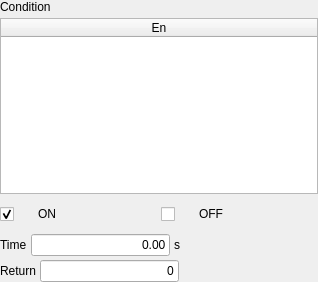
The window that hcinstruction/icperipherypage.ui (GaussCheng/2-5AxisPunch) describes before a commit, drawn with Qt 5.
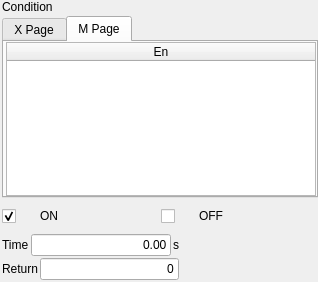
The same window after the commit. The open tabs and pages were chosen to show the change. Icons and pictures are not drawn. Custom widgets are drawn as their Qt base class.

Diff of the .ui file:
```diff
--- a/hcinstruction/icperipherypage.ui
+++ b/hcinstruction/icperipherypage.ui
@@ -30,13 +30,22 @@
 
 </string>
   </property>
-  <layout class="QVBoxLayout" name="verticalLayout">
+  <layout class="QVBoxLayout" name="verticalLayout_3">
    <property name="spacing">
-    <number>4</number>
+    <number>2</number>
    </property>
-   <property name="margin">
+   <property name="leftMargin">
+    <number>2</number>
+   </property>
+   <property name="topMargin">
     <number>0</number>
    </property>
+   <property name="rightMargin">
+    <number>0</number>
+   </property>
+   <property name="bottomMargin">
+    <number>2</number>
+   </property>
    <item>
     <widget class="QLabel" name="label">
      <property name="text">
@@ -45,6 +54,28 @@
     </widget>
    </item>
    <item>
+    <widget class="QTabWidget" name="tabWidget">
+     <property name="currentIndex">
+      <number>0</number>
+     </property>
+     <widget class="QWidget" name="tab">
+      <attribute name="title">
+       <string>X Page</string>
+      </attribute>
+      <layout class="QVBoxLayout" name="verticalLayout">
+       <property name="leftMargin">
+        <number>2</number>
+       </property>
+       <property name="topMargin">
+        <number>0</number>
+       </property>
+       <property name="rightMargin">
+        <number>2</number>
+       </property>
+       <property name="bottomMargin">
+        <number>0</number>
+       </property>
+       <item>
     <widget class="QTableWidget" name="tableWidget">
      <property name="styleSheet">
       <string notr="true">::item{
@@ -123,6 +154,110 @@
        <set>AlignHCenter|AlignVCenter|AlignCenter</set>
       </property>
      </column>
+        </widget>
+       </item>
+      </layout>
+     </widget>
+     <widget class="QWidget" name="tab_2">
+      <attribute name="title">
+       <string>M Page</string>
+      </attribute>
+      <layout class="QVBoxLayout" name="verticalLayout_2">
+       <property name="leftMargin">
+        <number>2</number>
+       </property>
+       <property name="topMargin">
+        <number>0</number>
+       </property>
+       <property name="rightMargin">
+        <number>0</number>
+       </property>
+       <property name="bottomMargin">
+        <number>0</number>
+       </property>
+       <item>
+        <widget class="QTableWidget" name="mList">
+         <property name="styleSheet">
+          <string notr="true">::item{
+height: 33px;
+}
+
+::item::QCheckBox{
+	spacing: 24px;
+}
+
+::indicator {
+     width: 32px;
+     height: 32px;
+ }
+
+::indicator:unchecked 
+{
+     image: url(:/resource/check_unchecked.png);
+ }
+::indicator:checked 
+{
+     image: url(:/resource/check_checked.png);
+ }
+</string>
+         </property>
+         <property name="editTriggers">
+          <set>QAbstractItemView::NoEditTriggers</set>
+         </property>
+         <property name="showDropIndicator" stdset="0">
+          <bool>false</bool>
+         </property>
+         <property name="alternatingRowColors">
+          <bool>true</bool>
+         </property>
+         <property name="selectionMode">
+          <enum>QAbstractItemView::NoSelection</enum>
+         </property>
+         <property name="selectionBehavior">
+          <enum>QAbstractItemView::SelectRows</enum>
+         </property>
+         <property name="showGrid">
+          <bool>true</bool>
+         </property>
+         <property name="gridStyle">
+          <enum>Qt::SolidLine</enum>
+         </property>
+         <property name="wordWrap">
+          <bool>true</bool>
+         </property>
+         <property name="cornerButtonEnabled">
+          <bool>false</bool>
+         </property>
+         <attribute name="horizontalHeaderMinimumSectionSize">
+          <number>48</number>
+         </attribute>
+         <attribute name="horizontalHeaderStretchLastSection">
+          <bool>true</bool>
+         </attribute>
+         <attribute name="verticalHeaderVisible">
+          <bool>false</bool>
+         </attribute>
+         <attribute name="verticalHeaderDefaultSectionSize">
+          <number>40</number>
+         </attribute>
+         <attribute name="verticalHeaderMinimumSectionSize">
+          <number>40</number>
+         </attribute>
+         <attribute name="verticalHeaderStretchLastSection">
+          <bool>false</bool>
+         </attribute>
+         <column>
+          <property name="text">
+           <string>En</string>
+          </property>
+          <property name="textAlignment">
+           <set>AlignHCenter|AlignVCenter|AlignCenter</set>
+          </property>
+         </column>
+        </widget>
+       </item>
+      </layout>
+     </widget>
     </widget>
    </item>
    <item>
```
Lines whose indentation alone changed are shown as unchanged.
